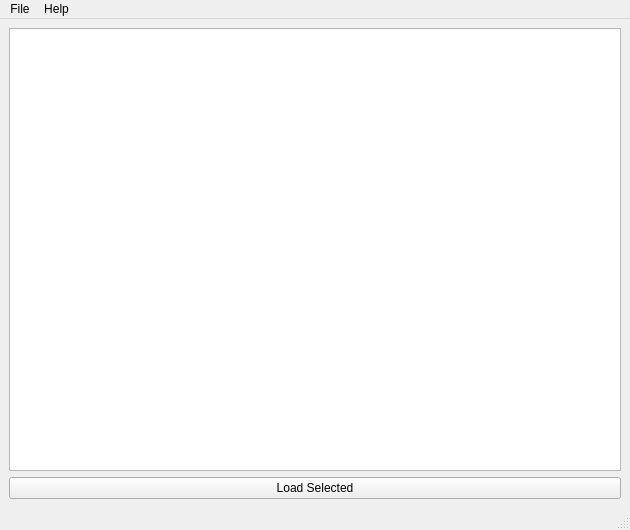
dingdio/RE-Maya, file qt/RE_engine.ui: the form before one commit.
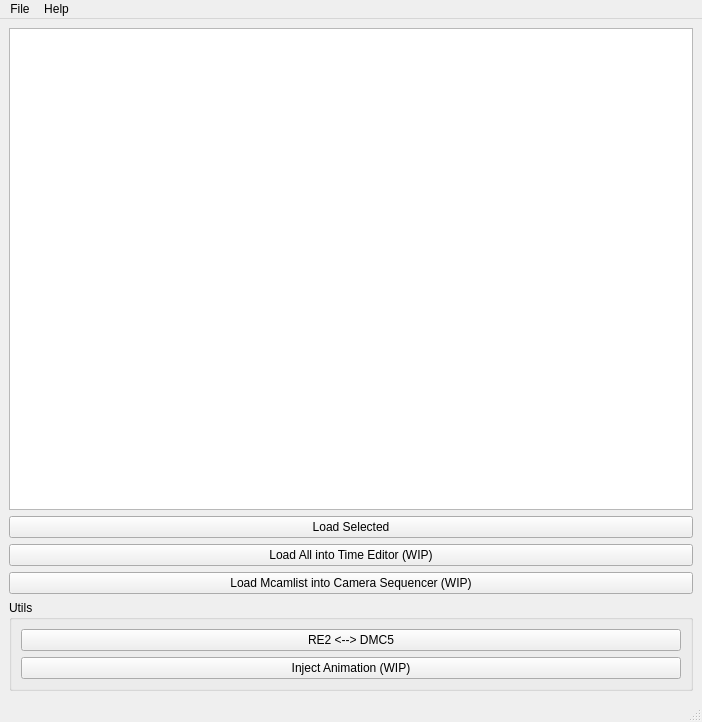
The form after the commit.

Commit message: v0.1 Load Cam Lists

```diff
--- a/qt/RE_engine.ui
+++ b/qt/RE_engine.ui
@@ -6,8 +6,8 @@
    <rect>
     <x>0</x>
     <y>0</y>
-    <width>630</width>
-    <height>530</height>
+    <width>702</width>
+    <height>722</height>
    </rect>
   </property>
   <property name="windowTitle">
@@ -17,16 +17,68 @@
    <property name="enabled">
     <bool>true</bool>
    </property>
-   <layout class="QGridLayout" name="gridLayout">
-    <item row="1" column="0">
+   <layout class="QVBoxLayout" name="verticalLayout_2">
+    <item>
+     <widget class="QTreeView" name="animsTreeView"/>
+    </item>
+    <item>
      <widget class="QPushButton" name="animLoadSelectedBtn">
       <property name="text">
        <string>Load Selected</string>
       </property>
      </widget>
     </item>
-    <item row="0" column="0">
-     <widget class="QTreeView" name="animsTreeView"/>
+    <item>
+     <widget class="QPushButton" name="timeEditorBtn">
+      <property name="enabled">
+       <bool>true</bool>
+      </property>
+      <property name="text">
+       <string>Load All into Time Editor (WIP)</string>
+      </property>
+     </widget>
+    </item>
+    <item>
+     <widget class="QPushButton" name="loadSequencerBtn">
+      <property name="enabled">
+       <bool>true</bool>
+      </property>
+      <property name="text">
+       <string>Load Mcamlist into Camera Sequencer (WIP)</string>
+      </property>
+     </widget>
+    </item>
+    <item>
+     <widget class="QGroupBox" name="groupBox">
+      <property name="title">
+       <string>Utils</string>
+      </property>
+      <layout class="QVBoxLayout" name="verticalLayout">
+       <item>
+        <widget class="QPushButton" name="renameBonesBtn">
+         <property name="toolTip">
+          <string>Renames selected bones from the RE2 naming scheme to the DMC5 one, or vice versa.</string>
+         </property>
+         <property name="text">
+          <string>RE2 &lt;--&gt; DMC5</string>
+         </property>
+        </widget>
+       </item>
+       <item>
+        <widget class="QPushButton" name="injectAnimBtn">
+         <property name="enabled">
+          <bool>true</bool>
+         </property>
+         <property name="toolTip">
+          <string>Creates a new motlist with the selected animation replaced by the scene timeline.</string>
+         </property>
+         <property name="text">
+          <string>Inject Animation (WIP)</string>
+         </property>
+        </widget>
+       </item>
+      </layout>
+     </widget>
     </item>
    </layout>
   </widget>
@@ -35,7 +87,7 @@
     <rect>
      <x>0</x>
      <y>0</y>
-     <width>630</width>
+     <width>702</width>
      <height>21</height>
     </rect>
    </property>
```
The commit also changes 6 other files.
